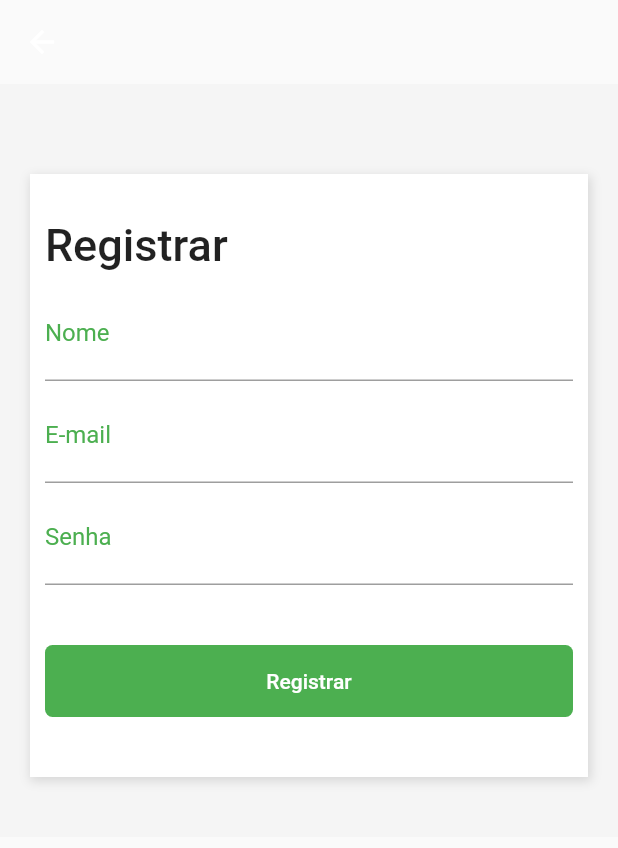
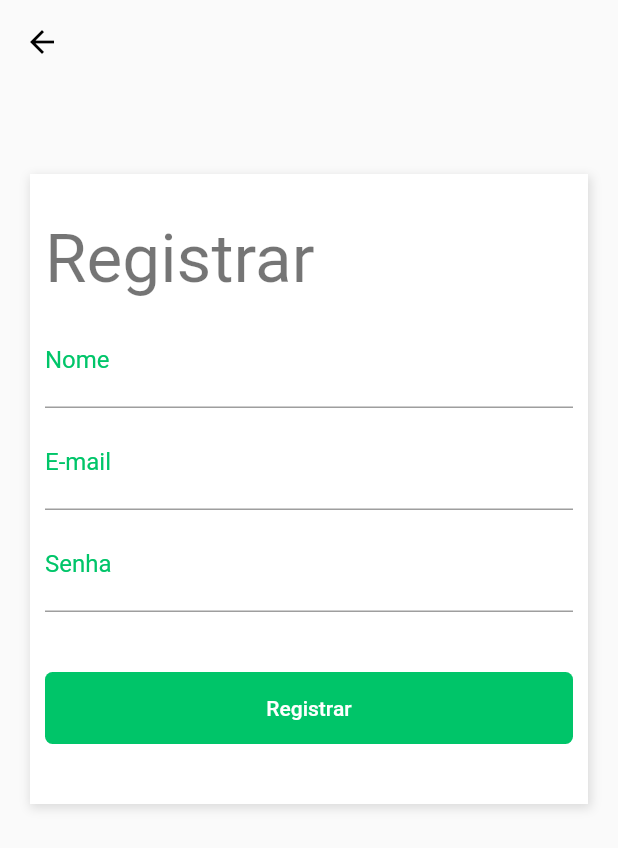
Before and after one commit to josediegopassos/flutter-layout, a Flutter app: the screen it shows after launch, item 3 of the bottom bar chosen, after a tap on "Registrar", on a phone screen of 412 x 824 dp. Shown: the top 848 px of the screen. Run offline on Flutter 3.47's test engine with Material 2 defaults, Android fonts, the phone set to English and light mode, and no system bars.

Commit message:
Implementando temas

```diff
--- a/lib/main.dart
+++ b/lib/main.dart
@@ -1,5 +1,6 @@
 import 'package:flutter/material.dart';
 import 'package:shopping/pages/tabs.page.dart';
+import 'package:shopping/themes/light.theme.dart';
 
 void main() => runApp(App());
 
@@ -9,9 +10,7 @@ class App extends StatelessWidget {
     return MaterialApp(
       debugShowCheckedModeBanner: false,
       title: 'Flutter Demo',
-      theme: ThemeData(
-        primarySwatch: Colors.green,
-      ),
+      theme: lightTheme(),
       home: DefaultTabController(
         length: 3,
         child: TabsPage(),
--- a/lib/pages/cart.page.dart
+++ b/lib/pages/cart.page.dart
@@ -36,7 +36,7 @@ class CartPage extends StatelessWidget {
                       Text(
                         "\$ 450",
                         style: TextStyle(
-                          color: Colors.green,
+                          color: Theme.of(context).primaryColor,
                           fontWeight: FontWeight.bold,
                           fontSize: 20,
                         ),
@@ -48,7 +48,7 @@ class CartPage extends StatelessWidget {
                   height: 50,
                   width: 150,
                   decoration: BoxDecoration(
-                    color: Colors.green,
+                    color: Theme.of(context).primaryColor,
                     borderRadius: BorderRadius.all(
                       Radius.circular(5),
                     ),
@@ -58,7 +58,7 @@ class CartPage extends StatelessWidget {
                     child: Text(
                       "Finalizar",
                       style: TextStyle(
-                        color: Colors.white,
+                        color: Theme.of(context).accentColor,
                       ),
                     ),
                     onPressed: () => {},
@@ -114,7 +114,7 @@ Widget productItem(context) {
               Text(
                 "\$ 200",
                 style: TextStyle(
-                  color: Colors.green,
+                  color: Theme.of(context).primaryColor,
                 ),
               ),
               SizedBox(
--- a/lib/pages/home.page.dart
+++ b/lib/pages/home.page.dart
@@ -22,9 +22,7 @@ class HomePage extends StatelessWidget {
             ),
             Text(
               "Categorias",
-              style: TextStyle(
-                fontSize: 25,
-              ),
+              style: Theme.of(context).textTheme.headline,
             ),
             SizedBox(
               height: 5,
@@ -41,9 +39,7 @@ class HomePage extends StatelessWidget {
               children: <Widget>[
                 Text(
                   "Mais vendidos",
-                  style: TextStyle(
-                    fontSize: 25,
-                  ),
+                  style: Theme.of(context).textTheme.headline,
                 ),
                 FlatButton(
                   child: Text("Ver todos"),
--- a/lib/pages/login.page.dart
+++ b/lib/pages/login.page.dart
@@ -9,7 +9,6 @@ class LoginPage extends StatelessWidget {
     return Scaffold(
       body: SingleChildScrollView(
         child: Container(
-          color: Color(0xFFF5F5F5),
           padding: EdgeInsets.only(
             top: 60,
             left: 20,
@@ -21,7 +20,7 @@ class LoginPage extends StatelessWidget {
               Container(
                 height: 350,
                 decoration: BoxDecoration(
-                  color: Colors.white,
+                  color: Theme.of(context).accentColor,
                   boxShadow: [
                     new BoxShadow(
                       color: Colors.black12,
@@ -46,16 +45,21 @@ class LoginPage extends StatelessWidget {
                             children: <Widget>[
                               Text(
                                 "Bem vindo",
-                                style: TextStyle(
-                                  fontSize: 30,
-                                  fontWeight: FontWeight.w500,
-                                ),
+                                style: Theme.of(context).textTheme.display2,
                               ),
-                              Text("Autenticar-me para continuar"),
+                              Text(
+                                "Autenticar-me para continuar",
+                                style: Theme.of(context).textTheme.subhead,
+                              ),
                             ],
                           ),
                           FlatButton(
-                            child: Text("Registrar"),
+                            child: Text(
+                              "Registrar",
+                              style: TextStyle(
+                                color: Theme.of(context).primaryColor,
+                              ),
+                            ),
                             onPressed: () {
                               Navigator.push(
                                 context,
@@ -83,6 +87,7 @@ class LoginPage extends StatelessWidget {
                         ),
                         style: TextStyle(
                           fontSize: 20,
+                          color: Theme.of(context).primaryColor,
                         ),
                       ),
                       SizedBox(
@@ -102,13 +107,19 @@ class LoginPage extends StatelessWidget {
                         ),
                         style: TextStyle(
                           fontSize: 20,
+                          color: Theme.of(context).primaryColor,
                         ),
                       ),
                       Container(
                         height: 40,
                         alignment: Alignment.centerRight,
                         child: FlatButton(
-                          child: Text("Esqueceu sua senha?"),
+                          child: Text(
+                            "Esqueceu sua senha?",
+                            style: TextStyle(
+                              color: Theme.of(context).primaryColor,
+                            ),
+                          ),
                           onPressed: () {},
                         ),
                       ),
@@ -118,7 +129,7 @@ class LoginPage extends StatelessWidget {
                       Container(
                         width: double.infinity,
                         decoration: BoxDecoration(
-                          color: Colors.green,
+                          color: Theme.of(context).primaryColor,
                           borderRadius: BorderRadius.all(
                             Radius.circular(5),
                           ),
@@ -153,7 +164,7 @@ class LoginPage extends StatelessWidget {
                 decoration: BoxDecoration(
                   border: Border.all(
                     width: 2.0,
-                    color: Colors.green,
+                    color: Theme.of(context).primaryColor,
                   ),
                   borderRadius: BorderRadius.all(
                     Radius.circular(5),
@@ -185,7 +196,7 @@ class LoginPage extends StatelessWidget {
                 decoration: BoxDecoration(
                   border: Border.all(
                     width: 2.0,
-                    color: Colors.green,
+                    color: Theme.of(context).primaryColor,
                   ),
                   borderRadius: BorderRadius.all(
                     Radius.circular(5),
--- a/lib/pages/signup.page.dart
+++ b/lib/pages/signup.page.dart
@@ -10,7 +10,7 @@ class SignupPage extends StatelessWidget {
       ),
       body: SingleChildScrollView(
         child: Container(
-          color: Color(0xFFF5F5F5),
+          //color: Color(0xFFF5F5F5),
           padding: EdgeInsets.only(
             top: 60,
             left: 20,
@@ -44,10 +44,7 @@ class SignupPage extends StatelessWidget {
                       Text(
                         "Registrar",
                         textAlign: TextAlign.start,
-                        style: TextStyle(
-                          fontSize: 30,
-                          fontWeight: FontWeight.w500,
-                        ),
+                        style: Theme.of(context).textTheme.display2,
                       ),
                       SizedBox(
                         height: 10,
@@ -65,6 +62,7 @@ class SignupPage extends StatelessWidget {
                         ),
                         style: TextStyle(
                           fontSize: 20,
+                          color: Theme.of(context).primaryColor,
                         ),
                       ),
                       SizedBox(
@@ -83,6 +81,7 @@ class SignupPage extends StatelessWidget {
                         ),
                         style: TextStyle(
                           fontSize: 20,
+                          color: Theme.of(context).primaryColor,
                         ),
                       ),
                       SizedBox(
@@ -102,6 +101,7 @@ class SignupPage extends StatelessWidget {
                         ),
                         style: TextStyle(
                           fontSize: 20,
+                          color: Theme.of(context).primaryColor,
                         ),
                       ),
                       SizedBox(
@@ -110,7 +110,7 @@ class SignupPage extends StatelessWidget {
                       Container(
                         width: double.infinity,
                         decoration: BoxDecoration(
-                          color: Colors.green,
+                          color: Theme.of(context).primaryColor,
                           borderRadius: BorderRadius.all(
                             Radius.circular(5),
                           ),
--- a/lib/pages/tabs.page.dart
+++ b/lib/pages/tabs.page.dart
@@ -26,11 +26,11 @@ class TabsPage extends StatelessWidget {
             icon: new Icon(Icons.perm_identity),
           ),
         ],
-        labelColor: Colors.green,
+        labelColor: Theme.of(context).primaryColor,
         unselectedLabelColor: Colors.black38,
         indicatorSize: TabBarIndicatorSize.label,
         indicatorPadding: EdgeInsets.all(5.0),
-        indicatorColor: Colors.green,
+        indicatorColor: Theme.of(context).primaryColor,
       ),
     );
   }
--- /dev/null
+++ b/lib/themes/light.theme.dart
@@ -0,0 +1,47 @@
+import 'package:flutter/material.dart';
+
+const brightness = Brightness.light;
+const primaryColor = const Color(0xFF00C569);
+const lightColor = const Color(0xFFFFFFFF);
+const backgroundColor = const Color(0xFFF5F5F5);
+
+ThemeData lightTheme() {
+  return ThemeData(
+    // primarySwatch: primaryColor,
+    brightness: brightness,
+    // textTheme: new TextTheme(
+    //   body1: new TextStyle(color: Colors.red),
+    //   display4: new TextStyle(fontSize: 78),
+    //   button: new TextStyle(color: Colors.green),
+    //   headline: new TextStyle(color: Colors.deepPurple)
+    // ),
+    // tabBarTheme:
+    // accentIconTheme:
+    // accentTextTheme:
+    // appBarTheme:
+    // bottomAppBarTheme:
+    // buttonTheme: new ButtonThemeData(
+    //   buttonColor: Colors.orange,
+    //   textTheme: ButtonTextTheme.primary,
+    // ),
+    // cardTheme: CardTheme(
+    //   elevation: 5,
+    //   color: Colors.indigo,
+    // ),
+    // chipTheme:
+    // dialogTheme:
+    // floatingActionButtonTheme:
+    // iconTheme:
+    // inputDecorationTheme:
+    // pageTransitionsTheme:
+    // primaryIconTheme:
+    // primaryTextTheme:
+    // sliderTheme:
+    primaryColor: primaryColor,
+    accentColor: Colors.white,
+    // fontFamily: 'Montserrat',
+    // buttonColor: Color(0xFF00C569),
+    // // scaffoldBackgroundColor: backgroundColor,
+    // cardColor: Colors.white,
+  );
+}
```
